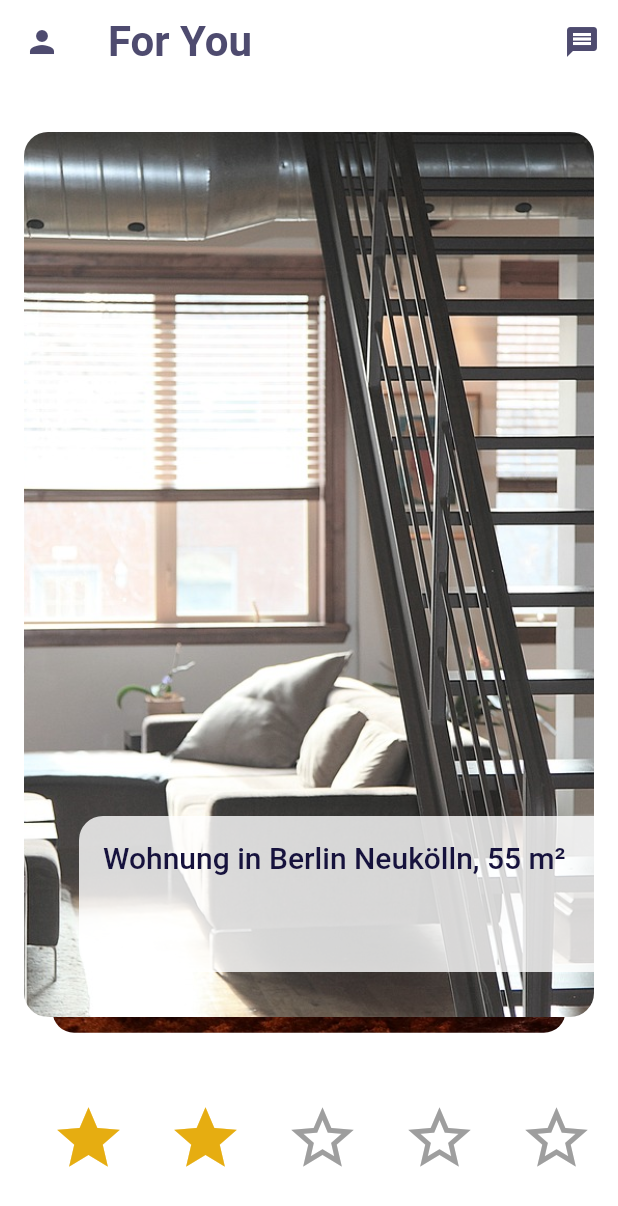
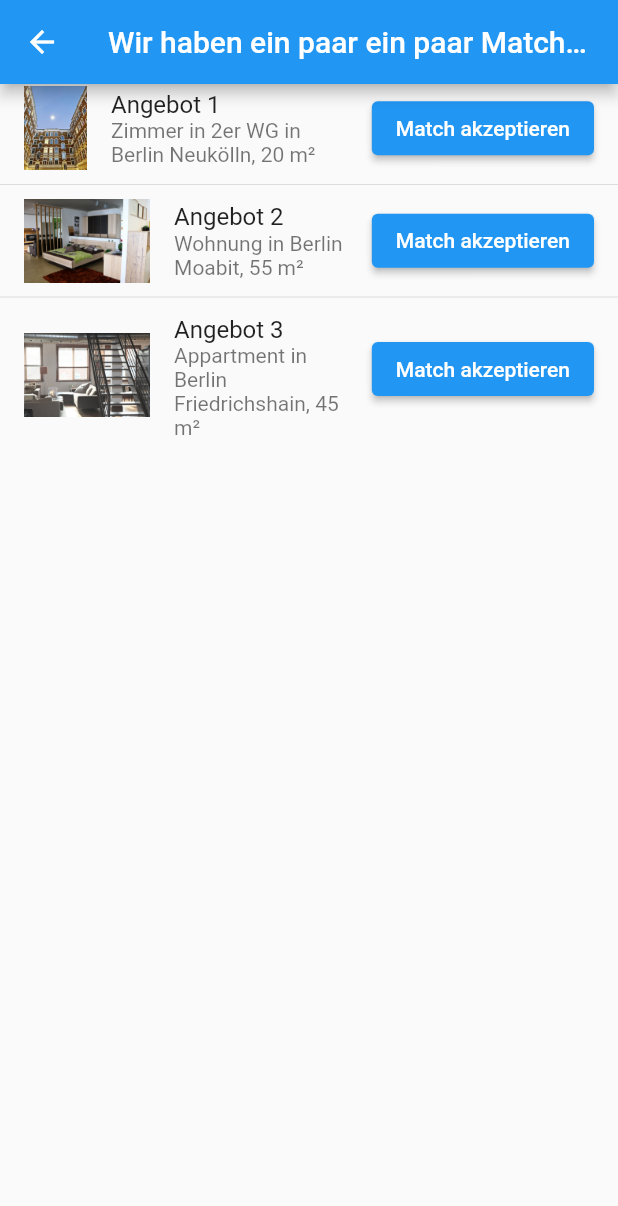
Before and after one commit to Tobias314/HomeSwap, a Flutter app: the SwipePage screen opened directly, item 2 of the bottom bar chosen, on a phone screen of 412 x 824 dp. Shown: the top 1206 px of the screen. Run offline on Flutter 3.47's test engine with Material 2 defaults, Android fonts, the phone set to English and light mode, and no system bars; drawn by our look-alikes of appinio_swiper; our stand-ins replace settings_ui.

Commit message:
star rating redirection for both pages

```diff
--- a/frontend/lib/main.dart
+++ b/frontend/lib/main.dart
@@ -1,8 +1,6 @@
 // https://www.tutorialkart.com/flutter/flutter-login-screen/#gsc.tab=0
 
 import 'package:flutter/material.dart';
-import 'pages/preference_page.dart';
-import 'pages/swipe_page.dart';
 import 'pages/profile_page.dart';
 
 void main() => runApp(const MyApp());
--- a/frontend/lib/pages/offer_page.dart
+++ b/frontend/lib/pages/offer_page.dart
@@ -0,0 +1,65 @@
+import 'package:flutter/material.dart';
+
+// Define a data class for the image data
+class ImageData {
+  final String imagePath;
+  final String name;
+  final String description;
+
+  ImageData({
+    required this.imagePath,
+    required this.name,
+    required this.description,
+  });
+}
+
+class OfferPage extends StatelessWidget {
+  const OfferPage({Key? key}) : super(key: key);
+
+  @override
+  Widget build(BuildContext context) {
+    // Define a list of ImageData objects
+    List<ImageData> imageDataList = [
+      ImageData(
+        imagePath: "assets/images/example1.jpg",
+        name: "Angebot 1",
+        description: "Zimmer in 2er WG in Berlin Neukölln, 20 m²",
+      ),
+      ImageData(
+        imagePath: "assets/images/example2.jpg",
+        name: "Angebot 2",
+        description: "Wohnung in Berlin Moabit, 55 m²",
+      ),
+      ImageData(
+        imagePath: "assets/images/example3.jpg",
+        name: "Angebot 3",
+        description: "Appartment in Berlin Friedrichshain, 45 m²",
+      ),
+    ];
+
+    return Scaffold(
+      appBar: AppBar(
+        title: Text('Wir haben ein paar ein paar Matches für dich!'),
+      ),
+      body: ListView.separated(
+        itemCount: imageDataList.length,
+        separatorBuilder: (BuildContext context, int index) => const Divider(),
+        itemBuilder: (BuildContext context, int index) {
+          final imageData = imageDataList[index];
+          return ListTile(
+            leading: Image.asset(imageData.imagePath),
+            title: Text(imageData.name),
+            subtitle: Text(imageData.description),
+            trailing: ElevatedButton(
+              onPressed: () {
+                // Add your logic for "Match akzeptieren" button press here
+                print('Match akzeptieren pressed for ${imageData.name}');
+              },
+              child: Text('Match akzeptieren'),
+            ),
+          );
+        },
+      ),
+    );
+  }
+}
--- a/frontend/lib/pages/swipe_page.dart
+++ b/frontend/lib/pages/swipe_page.dart
@@ -3,6 +3,8 @@ import 'package:dating_app/constants/colors.dart';
 import 'package:dating_app/pages/profile_page.dart';
 import 'package:dating_app/widgets/profile_card.dart';
 import 'package:flutter/material.dart';
+import 'offer_page.dart';
+
 
 class SwipePage extends StatefulWidget {
   const SwipePage({Key? key}) : super(key: key);
@@ -105,6 +107,11 @@ class _SwipePageState extends State<SwipePage> {
                         child: IconButton(
                           onPressed: () {
                             setRating(index + 1);
+                            // Navigate to OfferPage after setting the rating
+                            Navigator.push(
+                              context,
+                              MaterialPageRoute(builder: (context) => OfferPage()),
+                            );
                           },
                           icon: Icon(
                             index < rating ? Icons.star : Icons.star_border,
--- a/frontend/lib/pages/user_info_page.dart
+++ b/frontend/lib/pages/user_info_page.dart
@@ -1,7 +1,6 @@
+import 'package:flutter/material.dart';
 import 'package:dating_app/constants/colors.dart';
-import 'package:flutter/material.dart';
-import 'package:flutter/src/widgets/framework.dart';
-
+import 'offer_page.dart';
 
 class UserInfoPage extends StatefulWidget {
   UserInfoPage({Key? key, required this.image}) : super(key: key);
@@ -22,7 +21,6 @@ class _UserInfoPageState extends State<UserInfoPage> {
       rating = value;
     });
   }
-
   @override
   Widget build(BuildContext context) {
     return Scaffold(
@@ -162,6 +160,11 @@ class _UserInfoPageState extends State<UserInfoPage> {
                         child: IconButton(
                           onPressed: () {
                             setRating(index + 1);
+                            // Navigate to OfferPage after setting the rating
+                            Navigator.push(
+                              context,
+                              MaterialPageRoute(builder: (context) => OfferPage()),
+                            );
                           },
                           icon: Icon(
                             index < rating ? Icons.star : Icons.star_border,
```
